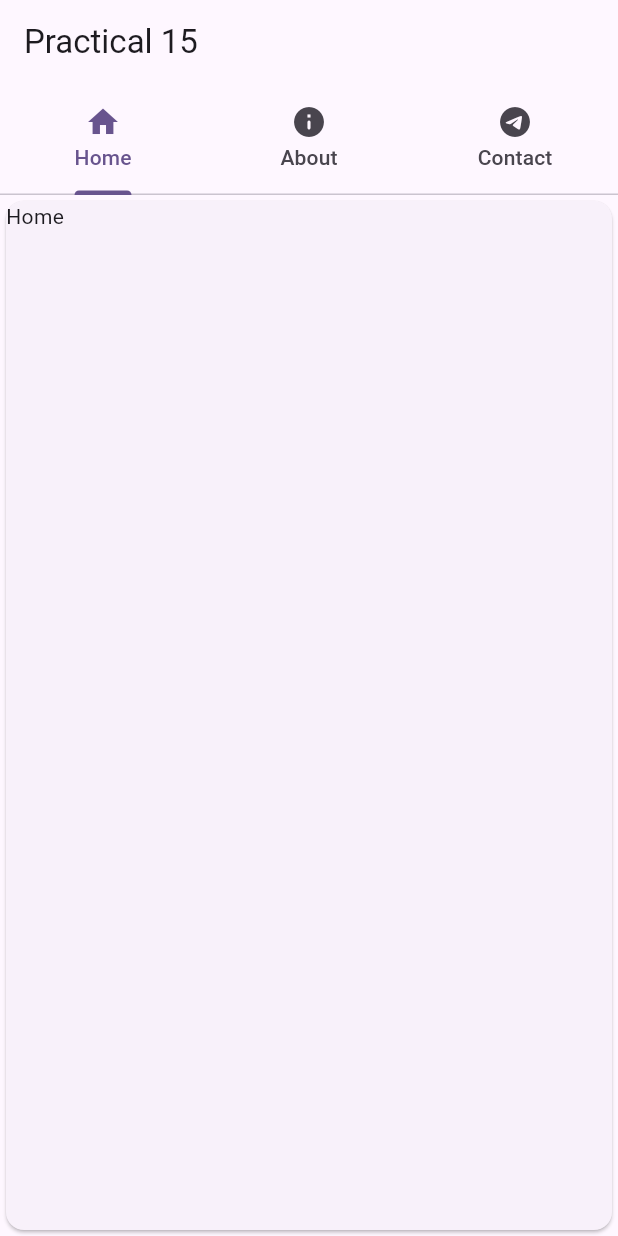
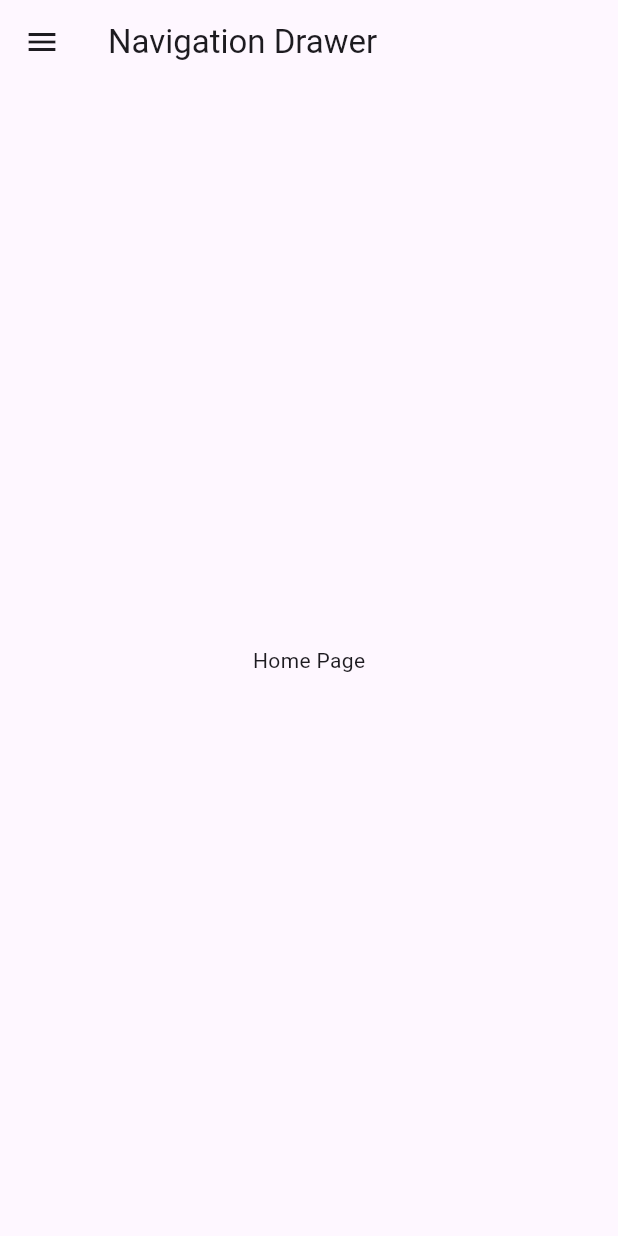
Before and after one commit to Tirth1107/Sem-5-Flutter-Practicals, a Flutter app: the screen it shows after launch, on a phone screen of 412 x 824 dp. Run offline on Flutter 3.47's test engine with Material 3 defaults, Android fonts, the light colour scheme and no system bars; missing offline and left inert: dart:ffi.

Commit message:
Practical 15 complete

```diff
--- a/lib/lab 15/p2.dart
+++ b/lib/lab 15/p2.dart
@@ -37,6 +37,7 @@ class _p2State extends State<p2> {
           },),
 
       ]),
+      body: Center(child: Text(page_text)),
     );
   }
 }
--- a/lib/main.dart
+++ b/lib/main.dart
@@ -1,5 +1,5 @@
 import 'package:flutter/material.dart';
-import 'package:sem5practicals/lab%2015/p1.dart';
+import 'package:sem5practicals/lab%2015/p2.dart';
 
 import 'Lab 13/p2.dart' hide p2;
 
@@ -33,7 +33,7 @@ class MyApp extends StatelessWidget {
         // tested with just a hot reload.
         colorScheme: .fromSeed(seedColor: Colors.deepPurple),
       ),
-      home: p1(),
+      home: p2(),
     );
   }
 }
```
